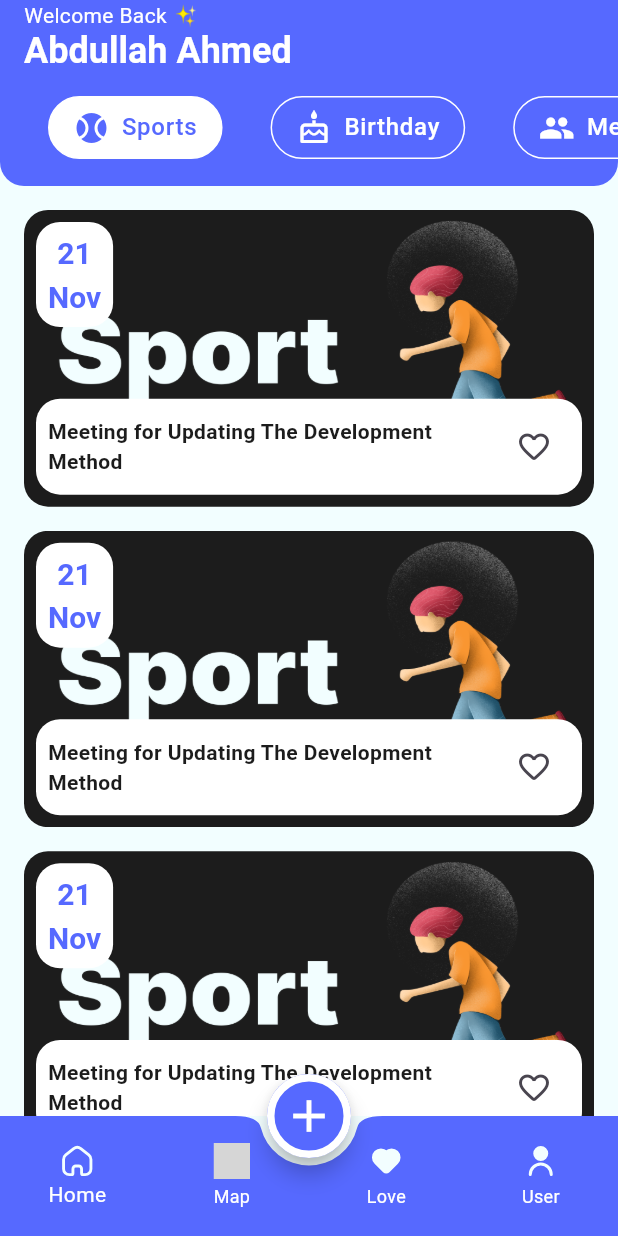
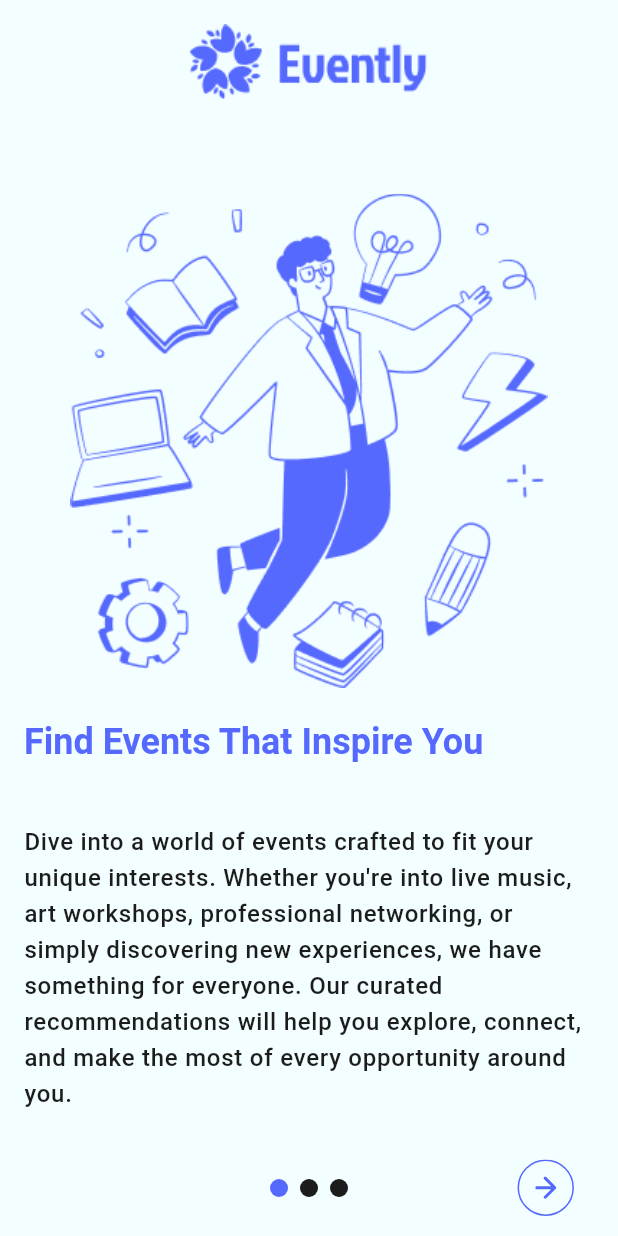
Before and after one commit to Abdalla-Ahmed-Aly/Evently, a Flutter app: the screen it shows after launch, on a phone screen of 412 x 824 dp. Run offline on Flutter 3.47's test engine with Material 3 defaults, Android fonts, the phone set to English and light mode, and no system bars; drawn by our look-alikes of smooth_page_indicator; our stand-ins replace flutter_svg, shared_preferences; missing offline and left inert: dart:ffi; grey boxes are pictures that could not be loaded.

Commit message:
implement intro screen

```diff
--- a/lib/main.dart
+++ b/lib/main.dart
@@ -2,26 +2,35 @@
 import 'package:evently/auth/login_screen.dart';
 import 'package:evently/auth/register_screen.dart';
 import 'package:evently/home_screen.dart';
+import 'package:evently/page_view/page_view.dart';
 import 'package:flutter/material.dart';
+import 'package:shared_preferences/shared_preferences.dart';
 
-void main(){
-  runApp(EventlyApp());
+Future<void> main() async {
+  WidgetsFlutterBinding.ensureInitialized();
+  SharedPreferences sharedPref = await SharedPreferences.getInstance();
+  bool introscreen = sharedPref.getBool('introscreen') ?? false;
+  runApp(EventlyApp(introscreen: introscreen));
+
 }
+
 class EventlyApp extends StatelessWidget {
+  final bool introscreen;
+  EventlyApp({required this.introscreen});
   @override
   Widget build(BuildContext context) {
     return MaterialApp(
       debugShowCheckedModeBanner: false,
       routes: {
-        LoginScreen.routeName: (_)=> LoginScreen(),
-        RegisterScreen.routeName: (_)=> RegisterScreen(),
-        HomeScreen.routeName: (_)=> HomeScreen(),
+        LoginScreen.routeName: (_) => LoginScreen(),
+        RegisterScreen.routeName: (_) => RegisterScreen(),
+        HomeScreen.routeName: (_) => HomeScreen(),
+        MyPageView.routeName: (_) => MyPageView(),
       },
-      initialRoute: HomeScreen.routeName,
+      initialRoute: introscreen ? HomeScreen.routeName : MyPageView.routeName,
       theme: AppThem.LightThem,
       darkTheme: AppThem.darkThem,
       themeMode: ThemeMode.light,
     );
   }
-
 }
--- /dev/null
+++ b/lib/page_view/PageIndicator.dart
@@ -0,0 +1,91 @@
+import 'dart:ffi';
+
+import 'package:evently/app_them.dart';
+import 'package:evently/home_screen.dart';
+import 'package:flutter/material.dart';
+import 'package:flutter_svg/flutter_svg.dart';
+import 'package:shared_preferences/shared_preferences.dart';
+import 'package:smooth_page_indicator/smooth_page_indicator.dart';
+
+class PageIndicator extends StatelessWidget {
+  PageIndicator({
+    required this.pageController,
+    required this.currentPageIndex,
+    required this.onUpdateCurrentPageIndex,
+  });
+
+  final int currentPageIndex;
+  final PageController pageController;
+  final void Function(int) onUpdateCurrentPageIndex;
+
+  @override
+  Widget build(BuildContext context) {
+    String text2 = 'next';
+    bool introsreen = false;
+
+    return Padding(
+      padding: EdgeInsets.all(8.0),
+      child: Row(
+        mainAxisAlignment: MainAxisAlignment.spaceBetween,
+        children: <Widget>[
+          IconButton(
+            splashRadius: 16.0,
+            padding: EdgeInsets.zero,
+            onPressed: () {
+              if (currentPageIndex == 0) {
+                return;
+              }
+              onUpdateCurrentPageIndex(currentPageIndex - 1);
+              pageController.previousPage(
+                duration: Duration(milliseconds: 300),
+                curve: Curves.easeInOut,
+              );
+            },
+            icon: Visibility(
+              visible: currentPageIndex > 0,
+              child: SvgPicture.asset('assets/icons/back.svg')
+            ),
+          ),
+          SmoothPageIndicator(
+            controller: pageController,
+            count: 3,
+            effect: WormEffect(
+              dotHeight: 12.0,
+              dotWidth: 12.0,
+              type: WormType.normal,
+              activeDotColor: AppThem.primary,
+              dotColor: Color(0xff1C1C1C),
+            ),
+          ),
+        IconButton(
+  splashRadius: 16.0,
+  padding: EdgeInsets.zero,
+  onPressed: () async {
+    if (currentPageIndex == 2) {
+      Navigator.popAndPushNamed(context, HomeScreen.routeName);
+      await navigateAndSave();
+
+    } else {
+      onUpdateCurrentPageIndex(currentPageIndex + 1);
+      pageController.nextPage(
+        duration: Duration(milliseconds: 0),
+        curve: Curves.easeIn,
+      );
+    }
+  },
+  icon: SvgPicture.asset(
+    currentPageIndex == 3 ? 'Finish' : 'assets/icons/$text2.svg',
+
+
+  ),
+          ),
+        ],
+      ),
+    );
+  }
+}
+
+Future<void> navigateAndSave() async {
+  SharedPreferences sharedPref = await SharedPreferences.getInstance();
+  sharedPref.setBool('introscreen', true);
+}
--- /dev/null
+++ b/lib/page_view/page_view.dart
@@ -0,0 +1,134 @@
+import 'package:evently/app_them.dart';
+import 'package:evently/page_view/PageIndicator.dart';
+import 'package:evently/page_view/page_view_class.dart';
+import 'package:evently/page_view/page_view_details.dart';
+import 'package:flutter/material.dart';
+
+class MyPageView extends StatefulWidget {
+  static const routeName = '/MyPageView';
+
+  @override
+  State<MyPageView> createState() => _MyPageViewState();
+}
+
+class _MyPageViewState extends State<MyPageView> with TickerProviderStateMixin {
+  late PageController _pageViewController;
+  int _currentPageIndex = 0;
+
+  @override
+  void initState() {
+    super.initState();
+    _pageViewController = PageController();
+  }
+
+  @override
+  void dispose() {
+    super.dispose();
+    _pageViewController.dispose();
+  }
+
+  @override
+  Widget build(BuildContext context) {
+    final screenHeight = MediaQuery.sizeOf(context).height;
+    final textTheme = Theme.of(context).textTheme;
+
+    return Scaffold(
+      body: Padding(
+        padding: EdgeInsets.symmetric(horizontal: 16),
+        child: Stack(
+          children: <Widget>[
+            SafeArea(
+              child: Container(
+                width: double.infinity,
+                height: screenHeight * 0.1,
+                child: Image.asset(
+                  'assets/images/headerphoto.png',
+                  fit: BoxFit.scaleDown,
+                ),
+              ),
+            ),
+            Padding(
+              padding: const EdgeInsets.only(top: 50),
+              child: PageView(
+                controller: _pageViewController,
+                onPageChanged: _handlePageViewChanged,
+                children: <Widget>[
+                  PageViewDetails(PageViewClass(
+                    image: 'introscreen1',
+                    text1: 'Find Events That Inspire You',
+                    text2:
+                        "Dive into a world of events crafted to fit your unique interests. Whether you're into live music, art workshops, professional networking, or simply discovering new experiences, we have something for everyone. Our curated recommendations will help you explore, connect, and make the most of every opportunity around you.",
+                  )),
+                  PageViewDetails(PageViewClass(
+                    image: 'introscreen2',
+                    text1: 'Effortless Event Planning',
+                    text2:
+                        'Take the hassle out of organizing events with our all-in-one planning tools. From setting up invites and managing RSVPs to scheduling reminders and coordinating details, we’ve got you covered. Plan with ease and focus on what matters – creating an unforgettable experience for you and your guests.',
+                  )),
+                  PageViewDetails(PageViewClass(
+                      image: 'introscreen3',
+                      text1: 'Connect with Friends & Share Moments',
+                      text2:
+                          'Make every event memorable by sharing the experience with others. Our platform lets you invite friends, keep everyone in the loop, and celebrate moments together. Capture and share the excitement with your network, so you can relive the highlights and cherish the memories.')),
+
+
+                ],
+              ),
+            ),
+            Align(
+              alignment: Alignment.bottomCenter,
+              child: PageIndicator(
+                pageController: _pageViewController,
+                currentPageIndex: _currentPageIndex,
+                onUpdateCurrentPageIndex: _updateCurrentPageIndex,
+              ),
+            ),
+          ],
+        ),
+      ),
+    );
+  }
+
+  Widget _buildPage(BuildContext context, String imagePath, String text) {
+    TextTheme textTheme = Theme.of(context).textTheme;
+    return Container(
+      padding: EdgeInsets.only(top: 79),
+      child: Column(
+        mainAxisAlignment: MainAxisAlignment.center,
+        children: [
+          Image.asset(
+            imagePath,
+            height: MediaQuery.sizeOf(context).height * 0.39,
+          ),
+          SizedBox(
+            height: 100,
+          ),
+          Text(
+            text,
+            style: textTheme.headlineSmall?.copyWith(
+              fontWeight: FontWeight.w700,
+              color: AppThem.primary,
+            ),
+          ),
+        ],
+      ),
+    );
+  }
+
+  void _handlePageViewChanged(int currentPageIndex) {
+    setState(() {
+      _currentPageIndex = currentPageIndex;
+    });
+  }
+
+  void _updateCurrentPageIndex(int index) {
+    _pageViewController.animateToPage(
+      index,
+      duration: const Duration(milliseconds: 400),
+      curve: Curves.easeInOut,
+    );
+    setState(() {
+      _currentPageIndex = index;
+    });
+  }
+}
--- /dev/null
+++ b/lib/page_view/page_view_class.dart
@@ -0,0 +1,13 @@
+import 'package:flutter/widgets.dart';
+
+class PageViewClass {
+  String image;
+  String text1;
+  String text2;
+
+  PageViewClass({
+    required this.image,
+    required this.text1,
+  required  this.text2,
+  });
+}
--- /dev/null
+++ b/lib/page_view/page_view_details.dart
@@ -0,0 +1,47 @@
+import 'package:evently/app_them.dart';
+import 'package:evently/page_view/page_view_class.dart';
+import 'package:flutter/material.dart';
+
+class PageViewDetails extends StatelessWidget {
+  final PageViewClass pageViewclass;
+  PageViewDetails(this.pageViewclass);
+
+  @override
+  Widget build(BuildContext context) {
+    TextTheme textTheme = Theme.of(context).textTheme;
+
+    return Container(
+      padding: EdgeInsets.only(top: 79.0,bottom: 40),
+      child: Column(
+        crossAxisAlignment: CrossAxisAlignment.start,
+        mainAxisAlignment: MainAxisAlignment.start,
+        children: [
+          Center(
+            child: Image.asset(
+              'assets/images/${pageViewclass.image}.png',
+              height: MediaQuery.of(context).size.height * 0.4,
+              fit: BoxFit.contain,
+            ),
+          ),
+          SizedBox(height: 20,),
+          Text(
+            pageViewclass.text1,
+            style: textTheme.headlineSmall?.copyWith(
+              fontWeight: FontWeight.w700,
+              color: AppThem.primary,
+            ),
+          ),
+          SizedBox(
+            height: 39,
+          ),
+          Expanded(
+            child: Text(
+              pageViewclass.text2,
+              style: textTheme.bodyLarge
+            ),
+          ),
+        ],
+      ),
+    );
+  }
+}
--- a/lib/tabs/home/home_header.dart
+++ b/lib/tabs/home/home_header.dart
@@ -4,8 +4,6 @@
 import 'package:flutter/material.dart';
 
 class HomeHeader extends StatefulWidget {
-  const HomeHeader({super.key});
-
   @override
   State<HomeHeader> createState() => _HomeHeaderState();
 }
@@ -48,11 +46,10 @@
                 indicatorColor: Colors.transparent,
                 dividerColor: Colors.transparent,
                 tabAlignment: TabAlignment.start,
+                labelPadding: EdgeInsets.symmetric(horizontal: 10),
                 onTap: (index) {
                   currentIndex = index;
-                  setState(() {
-
-                  });
+                  setState(() {});
                 },
                 tabs: Category.categories
                     .map(
--- a/pubspec.yaml
+++ b/pubspec.yaml
@@ -36,6 +36,9 @@
   cupertino_icons: ^1.0.8
   flutter_native_splash: ^2.4.4
   flutter_svg: ^2.0.17
+  smooth_page_indicator: ^1.2.0+3
+  shared_preferences: ^2.3.4
+  carousel_slider: ^5.0.0
 
 
 
```
Also changed, not shown: assets/icons/back.svg (added), assets/icons/next.svg (added), assets/images/back.png (added), assets/images/headerphoto.png (added), assets/images/introscreen1.png (added), assets/images/introscreen2.png (added), assets/images/introscreen3.png (added), pubspec.lock, 1 other file.
